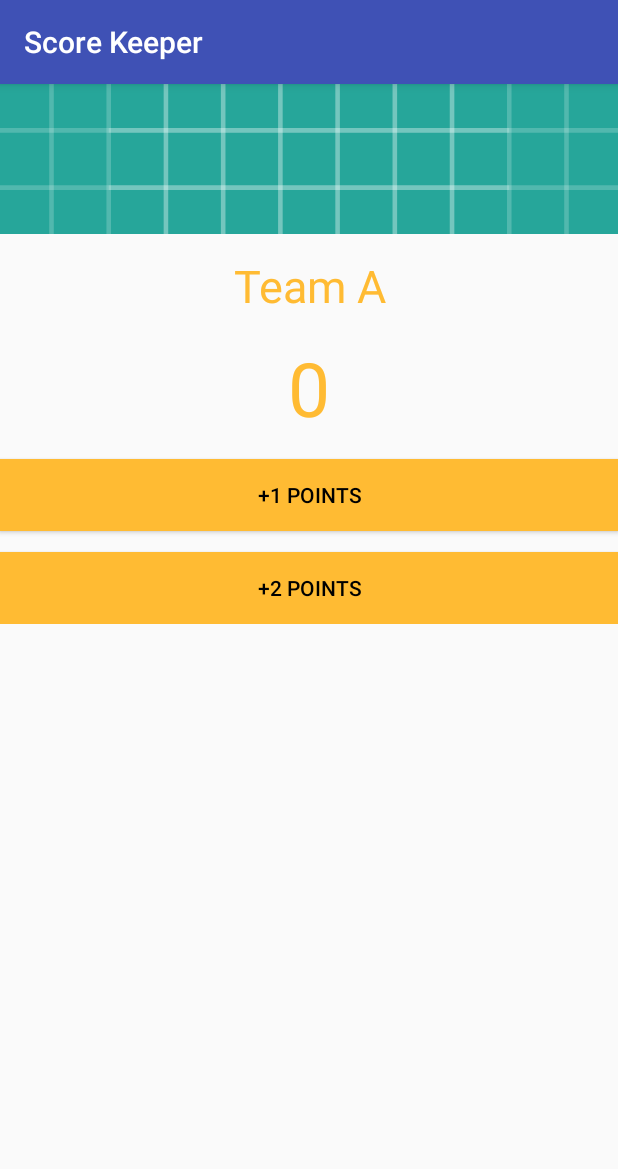
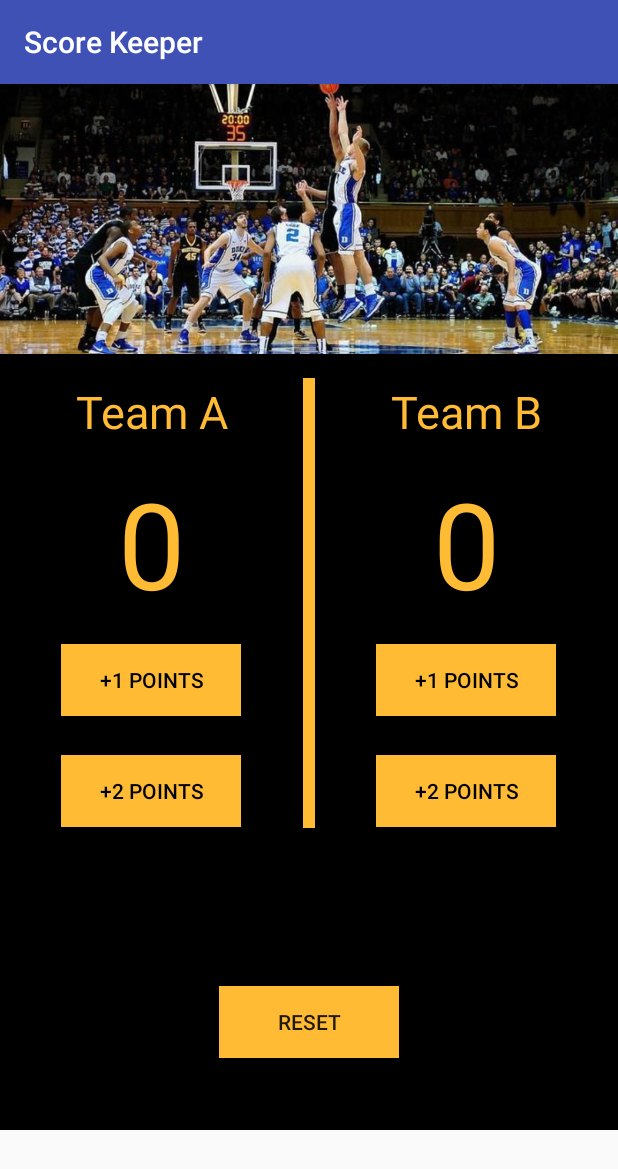
Before and after one commit to tarsbirsingh/ScoreKeeper, an Android app: the screen it shows after launch (MainActivity), on a phone screen of 412 x 824 dp. Shown: the top 1169 px of the screen. Run offline under Robolectric (Android 15) with nearby library versions, the phone set to English and light mode, and no system bars.

Commit message:
add method

```diff
--- a/app/build.gradle
+++ b/app/build.gradle
@@ -4,7 +4,7 @@ android {
     compileSdkVersion 27
     defaultConfig {
         applicationId "com.example.hp.scorekeeper"
-        minSdkVersion 27
+        minSdkVersion 24
         targetSdkVersion 27
         versionCode 1
         versionName "1.0"
@@ -16,10 +16,12 @@ android {
             proguardFiles getDefaultProguardFile('proguard-android.txt'), 'proguard-rules.pro'
         }
     }
+    productFlavors {
+    }
 }
 
 dependencies {
-    implementation fileTree(dir: 'libs', include: ['*.jar'])
+    implementation fileTree(include: ['*.jar'], dir: 'libs')
     implementation 'com.android.support:appcompat-v7:27.1.1'
     implementation 'com.android.support.constraint:constraint-layout:1.1.2'
     testImplementation 'junit:junit:4.12'
--- a/app/src/main/java/com/example/hp/scorekeeper/MainActivity.java
+++ b/app/src/main/java/com/example/hp/scorekeeper/MainActivity.java
@@ -2,12 +2,28 @@ package com.example.hp.scorekeeper;
 
 import android.support.v7.app.AppCompatActivity;
 import android.os.Bundle;
+import android.view.View;
+import android.widget.TextView;
+
 
 public class MainActivity extends AppCompatActivity {
-
+int score = 0;
     @Override
     protected void onCreate(Bundle savedInstanceState) {
         super.onCreate(savedInstanceState);
         setContentView(R.layout.activity_main);
     }
+    public void addOneForTeamA(View v){
+        score+=1;
+        displayForTeamA(score);
+    }
+    public void addOneForTeamB(View v){
+        score+=2;
+        displayForTeamA(score);
+    }
+    public void displayForTeamA(int score){
+        TextView scoreView  = findViewById(R.id.team_a_score);
+        scoreView.setText(String.valueOf(score));
+    }
+
 }
--- a/app/src/main/res/layout/activity_main.xml
+++ b/app/src/main/res/layout/activity_main.xml
@@ -7,53 +7,128 @@
     <LinearLayout
         android:layout_width="match_parent"
         android:layout_height="wrap_content"
-        android:orientation="vertical">
-
+        android:orientation="vertical"
+        android:background="@android:color/black">
         <ImageView
             android:layout_width="match_parent"
-       android:layout_height="100dp"
-       android:src="@drawable/ic_launcher_background"
+            android:layout_height="180dp"
+            android:contentDescription="@string/image"
             android:scaleType="centerCrop"
-       android:contentDescription="@string/image"/>
+            android:layout_marginTop="0dp"
+            android:src="@drawable/basketball1" />
+
     <LinearLayout
         android:layout_width="match_parent"
         android:layout_height="wrap_content"
+        android:baselineAligned="false"
+        android:orientation="horizontal">
+
+        <LinearLayout
+            android:layout_width="0dp"
+            android:layout_height="373dp"
+            android:layout_weight="1"
             android:orientation="vertical">
+
+
+
             <TextView
                 android:layout_width="match_parent"
                 android:layout_height="wrap_content"
-            android:text="@string/team_a"
-            android:textSize="@dimen/thirty_Sp"
+                android:layout_marginTop="18dp"
                 android:fontFamily="sans-serif"
                 android:gravity="center"
+                android:text="@string/team_a"
+                android:textColor="@android:color/holo_orange_light"
+                android:textSize="@dimen/thirty_Sp" />
+
+            <TextView
+                android:id="@+id/team_a_score"
+                android:layout_width="match_parent"
+                android:layout_height="wrap_content"
                 android:layout_marginTop="14dp"
-            android:textColor="@android:color/holo_orange_light"/>
+                android:fontFamily="sans-serif"
+                android:gravity="center"
+                android:text="@string/zero"
+                android:textColor="@android:color/holo_orange_light"
+                android:textSize="80sp" />
+
+            <Button
+                android:layout_width="120dp"
+                android:layout_height="wrap_content"
+                android:layout_gravity="center"
+                android:layout_marginTop="14dp"
+                android:background="@android:color/holo_orange_light"
+                android:text="@string/one_point"
+                android:textColor="@android:color/black"
+                android:onClick="addOneForTeamA"/>
+
+            <Button
+                android:layout_width="120dp"
+                android:layout_height="wrap_content"
+                android:layout_gravity="center"
+                android:layout_marginTop="26dp"
+                android:background="@android:color/holo_orange_light"
+                android:text="@string/two_point"
+                android:onClick="addOneForTeamB"
+                android:textColor="@android:color/black" />
+        </LinearLayout>
+        <View
+            android:layout_width="8dp"
+            android:layout_height="300dp"
+            android:layout_marginTop="16dp"
+            android:layout_marginBottom="14dp"
+            android:background="@android:color/holo_orange_light"/>
+        <LinearLayout
+            android:layout_width="0dp"
+            android:layout_height="373dp"
+            android:layout_weight="1"
+            android:orientation="vertical">
+
+
             <TextView
                 android:layout_width="match_parent"
                 android:layout_height="wrap_content"
-            android:text="@string/zero"
-            android:textSize="@dimen/fifty_Sp"
+                android:layout_marginTop="18dp"
                 android:fontFamily="sans-serif"
                 android:gravity="center"
-            android:layout_marginTop="14dp"
-            android:textColor="@android:color/holo_orange_light"/>
-
-        <Button
+                android:text="@string/team_b"
+                android:textColor="@android:color/holo_orange_light"
+                android:textSize="@dimen/thirty_Sp" />
+            <TextView
+                android:id="@+id/team_b_score"
                 android:layout_width="match_parent"
                 android:layout_height="wrap_content"
+                android:layout_marginTop="14dp"
+                android:fontFamily="sans-serif"
+                android:gravity="center"
+                android:text="@string/zero"
+                android:textColor="@android:color/holo_orange_light"
+                android:textSize="80sp" />
+            <Button
+                android:layout_width="120dp"
+                android:layout_height="wrap_content"
+                android:layout_gravity="center"
+                android:layout_marginTop="14dp"
                 android:background="@android:color/holo_orange_light"
-            android:gravity="center"
-            android:layout_marginTop="14dp"
                 android:text="@string/one_point"
                 android:textColor="@android:color/black" />
             <Button
-            android:layout_width="match_parent"
+                android:layout_width="120dp"
                 android:layout_height="wrap_content"
-            android:layout_marginTop="14dp"
+                android:layout_gravity="center"
+                android:layout_marginTop="26dp"
                 android:background="@android:color/holo_orange_light"
-            android:gravity="center"
                 android:text="@string/two_point"
                 android:textColor="@android:color/black" />
         </LinearLayout>
     </LinearLayout>
+        <Button
+            android:layout_width="120dp"
+            android:layout_height="wrap_content"
+            android:text="@string/reset"
+            android:background="@android:color/holo_orange_light"
+            android:layout_gravity="center"
+            android:layout_marginTop="48dp"
+            android:layout_marginBottom="48dp"/>
+    </LinearLayout>
 </ScrollView>
--- a/app/src/main/res/values/strings.xml
+++ b/app/src/main/res/values/strings.xml
@@ -6,4 +6,5 @@
     <string name="zero">0</string>
     <string name="one_point">+1 Points</string>
     <string name="two_point">+2 Points</string>
+    <string name="reset">Reset</string>
 </resources>
```
Also changed, not shown: app/src/main/res/drawable/basketball1.jpg (added), app/src/main/res/drawable/gam.jpg (added). Lines whose indentation alone changed are shown as unchanged.
